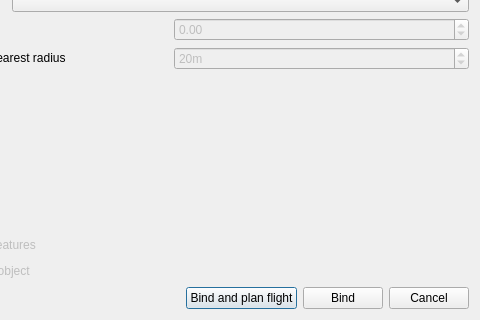
raulett/regulargrid3, file src/UI/BindElevation/BindElevation.ui: the form before one commit; both pictures show x 139 to 619 and y 105 to 425 of the 619 by 425 pixel window.
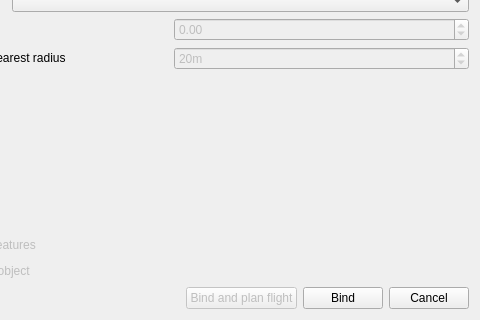
The form after the commit.

```diff
--- a/src/UI/BindElevation/BindElevation.ui
+++ b/src/UI/BindElevation/BindElevation.ui
@@ -208,6 +208,9 @@
      </item>
      <item>
       <widget class="QPushButton" name="pushButton_2">
+       <property name="enabled">
+        <bool>false</bool>
+       </property>
        <property name="text">
         <string>Bind and plan flight</string>
        </property>
```
